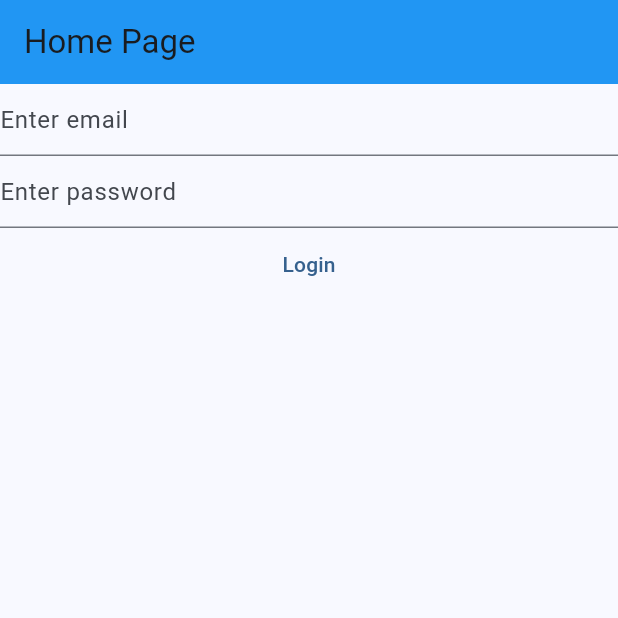
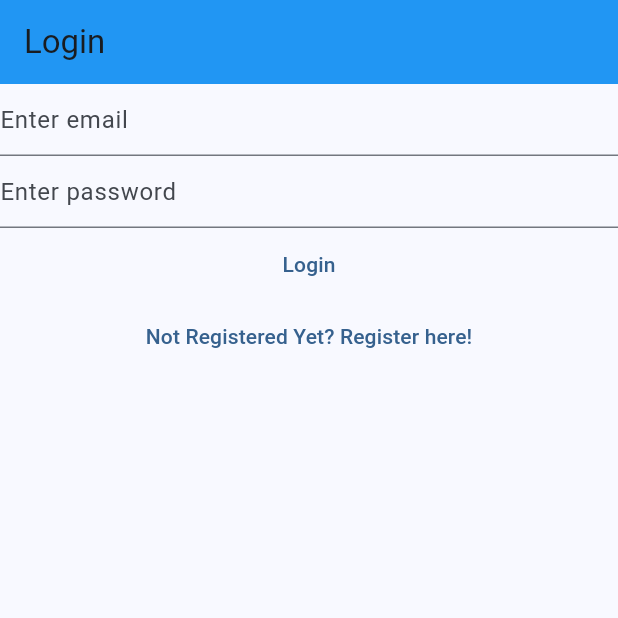
Before and after one commit to lakshay102/MyNotes, a Flutter app: the screen it shows after launch, on a phone screen of 412 x 824 dp, the top half of it. Run offline on Flutter 3.47's test engine with Material 3 defaults, Android fonts, the phone set to English and light mode, and no system bars; our stand-ins replace firebase_auth, firebase_core; accounts and stored records are empty.

Commit message:
Login, Register and Verify Email Separated

```diff
--- a/lib/main.dart
+++ b/lib/main.dart
@@ -3,6 +3,8 @@ import 'package:firebase_core/firebase_core.dart';
 import 'package:flutter/material.dart';
 import 'package:mynotes/firebase_options.dart';
 import 'package:mynotes/views/login_view.dart';
+import 'package:mynotes/views/register_view.dart';
+import 'package:mynotes/views/verify_email_view.dart';
 
 void main() {
   WidgetsFlutterBinding.ensureInitialized();
@@ -14,7 +16,10 @@ void main() {
         useMaterial3: true,
       ),
       home: const HomePage(),
-  ));
+      routes: {
+        '/login/': (context) => const LoginView(),
+        '/register/': (context) => const RegisterView()
+      }));
 }
 
 class HomePage extends StatelessWidget {
@@ -22,13 +27,7 @@ class HomePage extends StatelessWidget {
 
   @override
   Widget build(BuildContext context) {
-    return Scaffold(
-      appBar: AppBar(
-        backgroundColor: Colors.blue,
-        // backgroundColor: Theme.of(context).colorScheme.secondaryFixed,
-        title: const Text('Home Page'),
-      ),
-      body: FutureBuilder(
+    return FutureBuilder(
       future: Firebase.initializeApp(
         options: DefaultFirebaseOptions.currentPlatform,
       ),
@@ -36,42 +35,23 @@ class HomePage extends StatelessWidget {
         switch (snapshot.connectionState) {
           case ConnectionState.done:
             // print(FirebaseAuth.instance.currentUser);
-              // final user = FirebaseAuth.instance.currentUser;
-              // final isEmailVerified = user?.emailVerified?? false;
-              // print(user);
-              // if (isEmailVerified) {
-              //   return const Text('Done');
-              //   // print('You are a verified user');
-              // } else {
-              //   return const VerifyEmailView();
-              // }
+            final user = FirebaseAuth.instance.currentUser;
+            if (user!= null){
+              if(user.emailVerified){
+                print('Email is verified');
+              }
+              else{
+                return const VerifyEmailView();
+              }
+            }
+            else{
               return const LoginView();
+            }
+            return const Text('Done');
           default:
-              return const Text('Loading...');
+            return const CircularProgressIndicator();
         }
       },
-      ),
     );
   }
 }
-
-class VerifyEmailView extends StatefulWidget {
-  const VerifyEmailView({super.key});
-
-  @override
-  State<VerifyEmailView> createState() => _VerifyEmailViewState();
-}
-
-class _VerifyEmailViewState extends State<VerifyEmailView> {
-  @override
-  Widget build(BuildContext context) {
-    return Column(children: [
-      Text('Please verify your email address :'),
-      TextButton(onPressed: () async {
-        final user = FirebaseAuth.instance.currentUser;
-        await user?.sendEmailVerification();
-        print(user);
-      }, child: Text('Send Email Verification')),
-    ],);
-  }
-}
--- a/lib/views/login_view.dart
+++ b/lib/views/login_view.dart
@@ -28,7 +28,12 @@ class _LoginViewState extends State<LoginView> {
 
   @override
   Widget build(BuildContext context) {
-    return Column(
+    return Scaffold(
+      appBar: AppBar(
+        title: Text('Login'),
+        backgroundColor: Colors.blue,
+      ),
+      body: Column(
         children: [
           TextField(
             controller: _email,
@@ -39,38 +44,44 @@ class _LoginViewState extends State<LoginView> {
           ),
           TextField(
             controller: _password,
-                    decoration:
-                        const InputDecoration(hintText: 'Enter password'),
+            decoration: const InputDecoration(hintText: 'Enter password'),
             obscureText: true,
             autocorrect: false,
             enableSuggestions: false,
           ),
           TextButton(
               onPressed: () async {
-                        try{
+                try {
                   final email = _email.text;
                   final password = _password.text;
                   final userCredential = await FirebaseAuth.instance
                       .signInWithEmailAndPassword(
                           email: email, password: password);
                   print(userCredential);
-                        }
-                        on FirebaseAuthException catch (e) {
+                } on FirebaseAuthException catch (e) {
                   // print(e.code);
-                          if(e.code == 'invalid-credential'){
+                  if (e.code == 'invalid-credential') {
                     print('User not exists');
-                          }
-                          else{
+                  } else {
                     print('SOMETHING ELSE HAPPENDED');
                     print(e.code);
                   }
                   // print(" This is the error$e");     //To print the error
                   // print(e.runtimeType);      //Used to get the type
                 }
-
               },
               child: const Text('Login')),
+          TextButton(
+            onPressed: () {
+              Navigator.of(context).pushNamedAndRemoveUntil(
+                '/register/',
+                (route) => false,
+              );
+            },
+            child: const Text('Not Registered Yet? Register here!'),
+          )
         ],
+      ),
     );
   }
 }
--- a/lib/views/register_view.dart
+++ b/lib/views/register_view.dart
@@ -28,7 +28,12 @@ class _RegisterViewState extends State<RegisterView> {
 
   @override
   Widget build(BuildContext context) {
-    return Column(
+    return Scaffold(
+      appBar: AppBar(
+        title: Text('Register'),
+        backgroundColor: Colors.blue,
+      ),
+      body: Column(
         children: [
           TextField(
             controller: _email,
@@ -64,8 +69,19 @@ class _RegisterViewState extends State<RegisterView> {
                 // print(e.code);
               }
             },
-            child: const Text('Register')),
+            child: const Text('Register'),
+          ),
+          TextButton(
+            onPressed: () {
+              Navigator.of(context).pushNamedAndRemoveUntil(
+                '/login/',
+                (route) => false,
+              );
+            },
+            child: const Text('Already Registered? Login here!'),
+          )
         ],
+      ),
     );
   }
 }
```
Also changed, not shown: lib/views/verify_email_view.dart (added, +33 -0 lines). Lines whose indentation alone changed are shown as unchanged.
